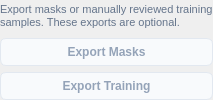
This is src/startrails/ui/step_export_artifacts.ui in gkyle/startrails as Qt 5 draws it before an edit. The edited form follows.
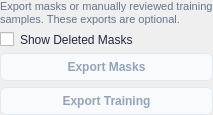
This is the edited form.

Commit message: Move Show Deleted Masks toggle to Export Artifacts card in sidebar

```diff
--- a/src/startrails/ui/step_export_artifacts.ui
+++ b/src/startrails/ui/step_export_artifacts.ui
@@ -8,6 +8,11 @@
     color: #64748b;
     line-height: 1.4;
 }
+QCheckBox {
+    font-size: 12px;
+    color: #1e293b;
+    spacing: 6px;
+}
 QPushButton#masks, QPushButton#training {
     background-color: #ffffff;
     color: #1e293b;
@@ -53,6 +58,13 @@
      </property>
     </widget>
    </item>
+   <item>
+    <widget class="QCheckBox" name="showDeletedMasks">
+     <property name="text">
+      <string>Show Deleted Masks</string>
+     </property>
+    </widget>
+   </item>
    <item>
     <widget class="QPushButton" name="masks">
      <property name="cursor">
```
The commit also changes 5 other files.
